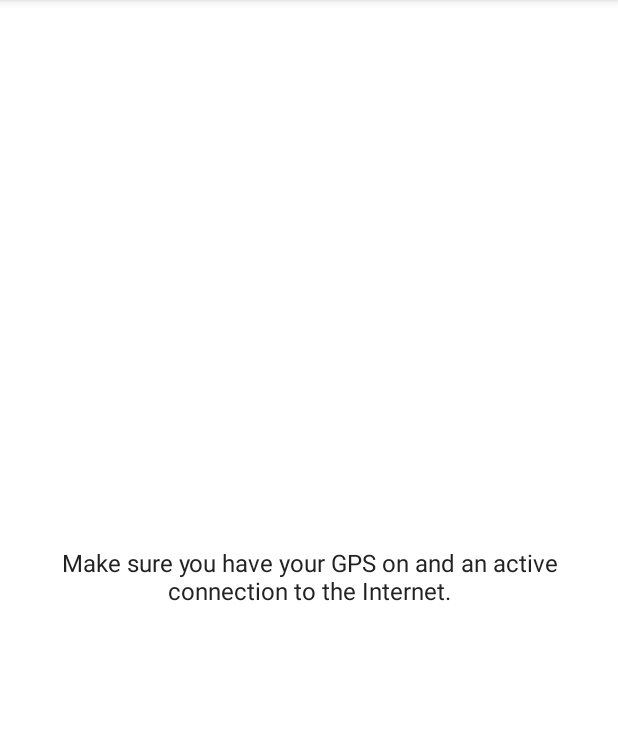
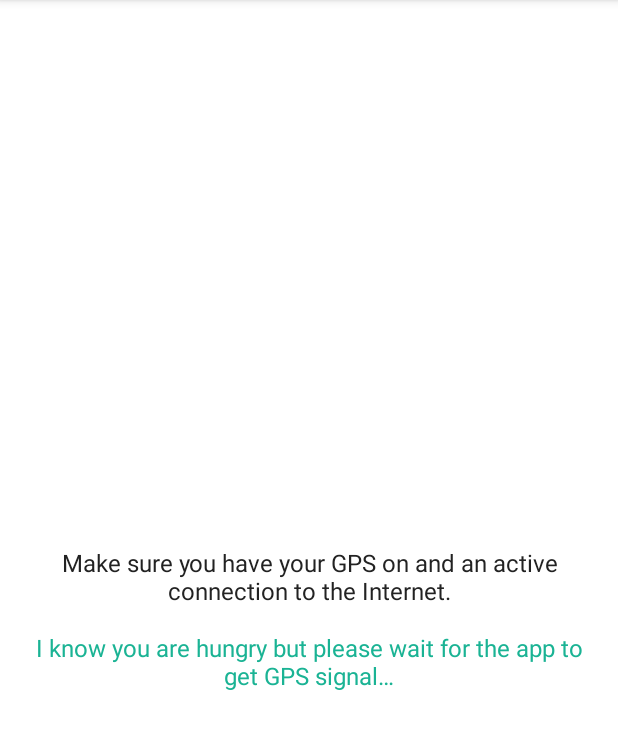
Before and after one commit to DN2048/NutriumLunchDecider, an Android app: the screen it shows after launch (MainActivity), on a phone screen of 412 x 824 dp, the part 84-833 px from its top. Run offline under Robolectric (Android 15) with nearby library versions, the phone set to English and light mode, and no system bars.

Commit message:
Alterações visuais

```diff
--- a/app/src/main/java/pt/nutrium/nutriumlunchdecider/activities/MainActivity.java
+++ b/app/src/main/java/pt/nutrium/nutriumlunchdecider/activities/MainActivity.java
@@ -43,6 +43,7 @@ public class MainActivity extends AppCompatActivity implements AsyncTaskListener
     private LocationProvider lpNetwork;
     private RecyclerView rvRestaurants;
     private TextView tvIntroMessage;
+    private TextView tvWaitingMessage;
 
 
     @Override
@@ -62,6 +63,7 @@ public class MainActivity extends AppCompatActivity implements AsyncTaskListener
         pbLoading = findViewById(R.id.pbLoading);
         tvToolbarSubtext = findViewById(R.id.tvToolbarSubtext);
         tvIntroMessage = findViewById(R.id.tvIntroMessage);
+        tvWaitingMessage = findViewById(R.id.tvWaitingMessage);
         rvRestaurants = findViewById(R.id.rcRestaurants);
         LinearLayoutManager layoutManager = new LinearLayoutManager(this);
         rvRestaurants.setLayoutManager(layoutManager);
@@ -115,7 +117,7 @@ public class MainActivity extends AppCompatActivity implements AsyncTaskListener
                 }
                 float accGps = lGps == null ? LocationProvider.NO_LOCATION_ACCURACY : lGps.getAccuracy();
                 float accNetwork = lNetwork == null ? LocationProvider.NO_LOCATION_ACCURACY : lNetwork.getAccuracy();
-                // Ir buscar restaurantes baseado na posição do vencedor
+                // Ir buscar restaurantes baseado na localização do vencedor
                 ZomatoCommunicator zc = new ZomatoCommunicator(context);
                 if (accGps < accNetwork) {
                     Log.d(TAG, "GPS Wins: " + String.valueOf(accGps));
@@ -148,8 +150,10 @@ public class MainActivity extends AppCompatActivity implements AsyncTaskListener
 
     @Override
     public void locationUpdate(LocationProvider lp) {
-        if (lp.getLocation() != null && rvRestaurants.getAdapter() == null)
+        if (lp.getLocation() != null && rvRestaurants.getAdapter() == null) {
+            tvWaitingMessage.setVisibility(View.GONE);
             findRestaurants();
+        }
     }
 
 
--- a/app/src/main/res/layout/activity_main.xml
+++ b/app/src/main/res/layout/activity_main.xml
@@ -50,11 +50,23 @@
         android:layout_width="match_parent"
         android:layout_height="wrap_content"
         android:gravity="center"
+        android:layout_margin="@dimen/activity_margin"
         android:text="@string/intro_message"
         android:textColor="@color/fake_black"
         android:textSize="@dimen/big_text_size"
         app:layout_constraintBottom_toBottomOf="parent"
         app:layout_constraintTop_toBottomOf="@id/app_bar" />
+
+    <TextView
+        android:id="@+id/tvWaitingMessage"
+        android:layout_width="match_parent"
+        android:layout_height="wrap_content"
+        android:gravity="center"
+        android:layout_margin="@dimen/activity_margin"
+        android:text="@string/waiting_for_gps"
+        android:textColor="@color/nutrium_green"
+        android:textSize="@dimen/big_text_size"
+        app:layout_constraintTop_toBottomOf="@id/tvIntroMessage" />
 
     <androidx.recyclerview.widget.RecyclerView
         android:id="@+id/rcRestaurants"
--- a/app/src/main/res/layout/layout_restaurant.xml
+++ b/app/src/main/res/layout/layout_restaurant.xml
@@ -25,7 +25,6 @@
             android:layout_width="0dp"
             android:layout_height="wrap_content"
             android:layout_weight="1"
-            android:text="Hello"
             android:textColor="@color/fake_black"
             android:textSize="@dimen/big_text_size" />
 
@@ -49,7 +48,6 @@
             android:layout_width="0dp"
             android:layout_height="wrap_content"
             android:layout_weight="1"
-            android:text="Rua dos sapatos"
             android:textColor="@color/fake_black"
             android:textSize="@dimen/small_text_size" />
 
@@ -58,7 +56,6 @@
             android:layout_width="wrap_content"
             android:layout_height="wrap_content"
             android:layout_marginLeft="@dimen/margin_fields"
-            android:text="0.00€"
             android:textColor="@color/nutrium_green"
             android:textSize="@dimen/regular_text_size" />
     </LinearLayout>
@@ -74,7 +71,6 @@
             android:layout_width="0dp"
             android:layout_height="wrap_content"
             android:layout_weight="1"
-            android:text="Rua dos sapatos"
             android:textColor="@color/fake_black"
             android:textSize="@dimen/small_text_size" />
 
@@ -83,7 +79,6 @@
             android:layout_width="wrap_content"
             android:layout_height="wrap_content"
             android:layout_marginLeft="@dimen/margin_fields"
-            android:text="10km"
             android:textColor="@color/fake_black"
             android:textSize="@dimen/regular_text_size" />
 
--- a/app/src/main/res/values/strings.xml
+++ b/app/src/main/res/values/strings.xml
@@ -7,5 +7,6 @@
     <string name="about_message">Challenge app for Nuno Aguiar from Nutrium.</string>
     <string name="help_message">This app shows open restaurants near you.\n\nTouch to open restaurant location in your GPS navigator.\nLongpress to add/remove to favourites.</string>
     <string name="km">Km</string>
-    <string name="failed_to_get_restaurants">Failed to get any information. Please make sure you have GPS turned on and access to the Internet.</string>
+    <string name="failed_to_get_restaurants">Failed to get any data. Please make sure you have GPS turned on and access to the Internet.</string>
+    <string name="waiting_for_gps">I know you are hungry but please wait for the app to get GPS signal…</string>
 </resources>
--- a/app/src/main/res/values/themes.xml
+++ b/app/src/main/res/values/themes.xml
@@ -9,6 +9,7 @@
         <!-- Status bar color. -->
         <item name="android:statusBarColor" tools:targetApi="l">?attr/colorPrimaryVariant</item>
         <!-- Customize your theme here. -->
+        <item name="android:navigationBarColor">?attr/colorPrimary</item>
     </style>
 
     <style name="Theme.NutriumLunchDecider.NoActionBar">
```
